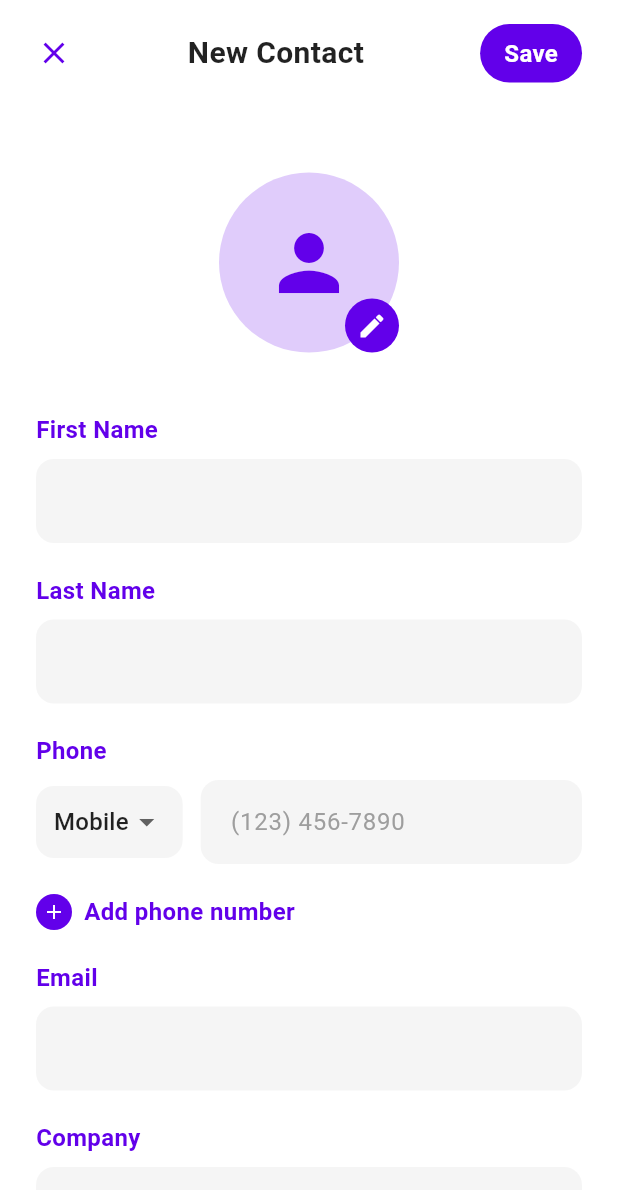
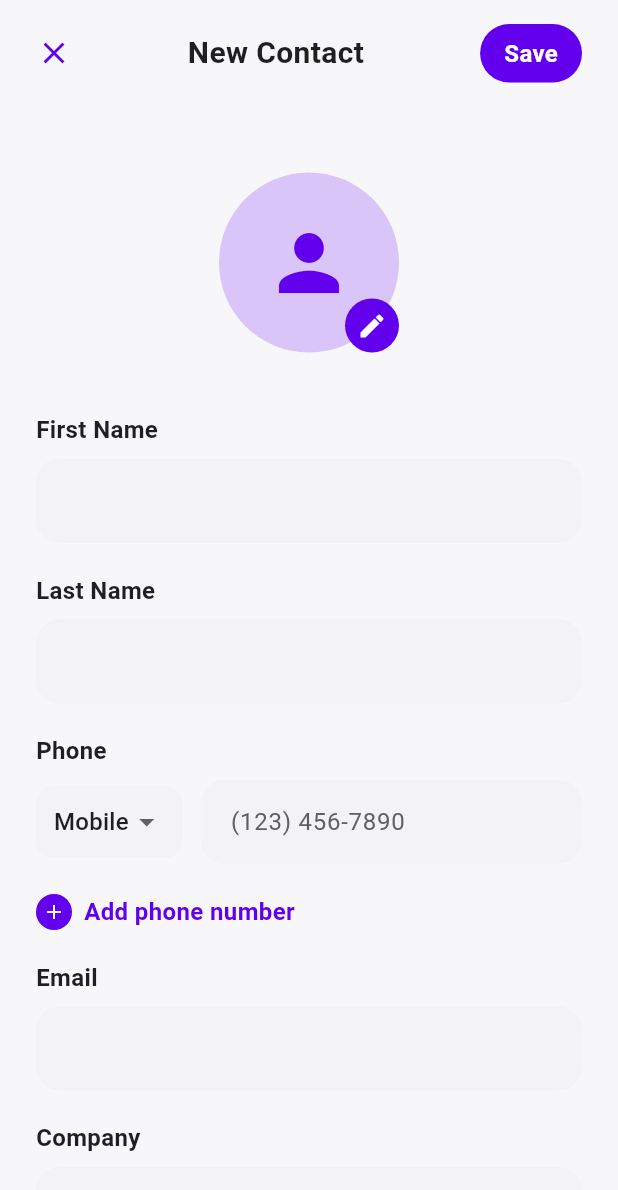
Before and after one commit to ksrigo/rp_flutter_siprix, a Flutter app: the ContactForm screen opened directly, on a phone screen of 412 x 824 dp. Shown: the top 1190 px of the screen. Run offline on Flutter 3.47's test engine with Material 3 defaults, Android fonts, the phone set to English and light mode, and no system bars; our stand-ins replace connectivity_plus, dio, firebase_core, firebase_messaging, flutter_contacts, flutter_riverpod and 7 more; missing offline and left inert: dart_jsonwebtoken, siprix_voip_sdk; accounts and stored records are empty.

Commit message:
Dark theme OK

```diff
--- a/lib/core/theme/app_theme.dart
+++ b/lib/core/theme/app_theme.dart
@@ -2,25 +2,35 @@ import 'package:flutter/material.dart';
 import 'package:flutter/services.dart';
 
 class AppTheme {
-  // Brand color palette
-  static const Color primary = Color(0xFF6200EA);
-  static const Color secondary = Color(0xFF8B5CF6);
-  static const Color accent = Color(0xFFA855F7);
-  static const Color error = Color(0xFFEF4444);
-  static const Color info = Color(0xFF3B82F6);
-  static const Color success = Color(0xFF10B981);
-  static const Color warning = Color(0xFFF59E0B);
-  static const Color background = Color(0xFFF7F6F6);
-  static const Color surface = Color(0xFFFFFFFF);
-  static const Color surfaceVariant = Color(0xFFF8FAFC);
-  static const Color onSurface = Color(0xFF1F2937);
-  static const Color onSurfaceVariant = Color(0xFF6B7280);
+  // Light Theme Colors
+  static const Color primary = Color(0xFF6200EE); // Deep Purple
+  static const Color primaryVariant = Color(0xFF7C4DFF);
+  static const Color secondary = Color(0xFF9C27B0); // Vivid Purple
+  static const Color accent = Color(0xFFB388FF); // Soft Lavender highlight
+  static const Color background = Color(0xFFF7F6F9); // Near-white gray
+  static const Color surface = Color(0xFFFFFFFF); // Cards, panels
+  static const Color surfaceVariant = Color(0xFFF2F2F7);
+  static const Color onSurface = Color(0xFF1F1F1F); // Text/icons
+  static const Color onSurfaceVariant = Color(0xFF606060); // Secondary text
+  static const Color error = Color(0xFFD32F2F);
+  static const Color info = Color(0xFF2962FF);
+  static const Color success = Color(0xFF2E7D32);
+  static const Color warning = Color(0xFFED6C02);
 
-  // Dark theme variants
-  static const Color backgroundDark = Color(0xFF121212);
-  static const Color surfaceDark = Color(0xFF1E1E1E);
-  static const Color onSurfaceDark = Color(0xFFE5E7EB);
-  static const Color onSurfaceVariantDark = Color(0xFF9CA3AF);
+  // Dark Theme Colors
+  static const Color primaryDark = Color(0xFFBB86FC); // Soft Purple glow
+  static const Color primaryVariantDark = Color(0xFF985EFF);
+  static const Color secondaryDark = Color(0xFF7C4DFF);
+  static const Color accentDark = Color(0xFFC792EA); // Lavender accent
+  static const Color backgroundDark = Color(0xFF0F172A); // Dark Navy-Gray
+  static const Color surfaceDark = Color(0xFF1E1E2E); // Panels, cards
+  static const Color surfaceVariantDark = Color(0xFF2A2A3C);
+  static const Color onSurfaceDark = Color(0xFFFFFFFF); // Text/icons
+  static const Color onSurfaceVariantDark = Color(0xFFA0A0B2); // Secondary text
+  static const Color errorDark = Color(0xFFCF6679);
+  static const Color infoDark = Color(0xFF82B1FF);
+  static const Color successDark = Color(0xFF66BB6A);
+  static const Color warningDark = Color(0xFFFFB74D);
 
   static ThemeData get lightTheme {
     const colorScheme = ColorScheme.light(
@@ -28,8 +38,9 @@ class AppTheme {
       primaryContainer: accent,
       secondary: secondary,
       secondaryContainer: surfaceVariant,
-      surface: background,
+      surface: surface,
       surfaceContainerHighest: surfaceVariant,
+      background: background,
       error: error,
       onPrimary: Colors.white,
       onPrimaryContainer: onSurface,
@@ -121,7 +132,7 @@ class AppTheme {
       // Input Decoration Theme
       inputDecorationTheme: InputDecorationTheme(
         filled: true,
-        fillColor: background,
+        fillColor: surface,
         border: OutlineInputBorder(
           borderRadius: BorderRadius.circular(8),
           borderSide: const BorderSide(color: Color(0xFFD1D5DB)),
@@ -183,13 +194,14 @@ class AppTheme {
 
   static ThemeData get darkTheme {
     const colorScheme = ColorScheme.dark(
-      primary: secondary,
-      primaryContainer: accent,
-      secondary: accent,
-      secondaryContainer: Color(0xFF4C1D95),
-      surface: backgroundDark,
-      surfaceContainerHighest: Color(0xFF2D2D2D),
-      error: error,
+      primary: primaryDark,
+      primaryContainer: accentDark,
+      secondary: secondaryDark,
+      secondaryContainer: surfaceVariantDark,
+      surface: surfaceDark,
+      surfaceContainerHighest: surfaceVariantDark,
+      background: backgroundDark,
+      error: errorDark,
       onPrimary: Colors.black,
       onPrimaryContainer: onSurfaceDark,
       onSecondary: Colors.white,
@@ -223,7 +235,7 @@ class AppTheme {
       // Bottom Navigation Bar Theme
       bottomNavigationBarTheme: const BottomNavigationBarThemeData(
         backgroundColor: surfaceDark,
-        selectedItemColor: secondary,
+        selectedItemColor: primaryDark,
         unselectedItemColor: onSurfaceVariantDark,
         type: BottomNavigationBarType.fixed,
         elevation: 8,
@@ -245,10 +257,10 @@ class AppTheme {
       // Elevated Button Theme
       elevatedButtonTheme: ElevatedButtonThemeData(
         style: ElevatedButton.styleFrom(
-          backgroundColor: secondary,
+          backgroundColor: primaryDark,
           foregroundColor: Colors.black,
           elevation: 2,
-          shadowColor: secondary.withValues(alpha: 0.3),
+          shadowColor: primaryDark.withValues(alpha: 0.3),
           shape: RoundedRectangleBorder(borderRadius: BorderRadius.circular(8)),
           padding: const EdgeInsets.symmetric(horizontal: 24, vertical: 12),
           textStyle: const TextStyle(
@@ -261,7 +273,7 @@ class AppTheme {
       // Text Button Theme
       textButtonTheme: TextButtonThemeData(
         style: TextButton.styleFrom(
-          foregroundColor: secondary,
+          foregroundColor: primaryDark,
           shape: RoundedRectangleBorder(borderRadius: BorderRadius.circular(8)),
           padding: const EdgeInsets.symmetric(horizontal: 16, vertical: 8),
         ),
@@ -270,8 +282,8 @@ class AppTheme {
       // Outlined Button Theme
       outlinedButtonTheme: OutlinedButtonThemeData(
         style: OutlinedButton.styleFrom(
-          foregroundColor: secondary,
-          side: const BorderSide(color: secondary),
+          foregroundColor: primaryDark,
+          side: const BorderSide(color: primaryDark),
           shape: RoundedRectangleBorder(borderRadius: BorderRadius.circular(8)),
           padding: const EdgeInsets.symmetric(horizontal: 24, vertical: 12),
         ),
@@ -280,7 +292,7 @@ class AppTheme {
       // Input Decoration Theme
       inputDecorationTheme: InputDecorationTheme(
         filled: true,
-        fillColor: const Color(0xFF2D2D2D),
+        fillColor: surfaceVariantDark,
         border: OutlineInputBorder(
           borderRadius: BorderRadius.circular(8),
           borderSide: const BorderSide(color: Color(0xFF4B5563)),
@@ -291,11 +303,11 @@ class AppTheme {
         ),
         focusedBorder: OutlineInputBorder(
           borderRadius: BorderRadius.circular(8),
-          borderSide: const BorderSide(color: secondary, width: 2),
+          borderSide: const BorderSide(color: primaryDark, width: 2),
         ),
         errorBorder: OutlineInputBorder(
           borderRadius: BorderRadius.circular(8),
-          borderSide: const BorderSide(color: error),
+          borderSide: const BorderSide(color: errorDark),
         ),
         contentPadding:
             const EdgeInsets.symmetric(horizontal: 16, vertical: 12),
@@ -303,7 +315,7 @@ class AppTheme {
 
       // Floating Action Button Theme
       floatingActionButtonTheme: const FloatingActionButtonThemeData(
-        backgroundColor: secondary,
+        backgroundColor: primaryDark,
         foregroundColor: Colors.black,
         elevation: 4,
         shape: CircleBorder(),
@@ -313,13 +325,13 @@ class AppTheme {
       switchTheme: SwitchThemeData(
         thumbColor: WidgetStateProperty.resolveWith((states) {
           if (states.contains(WidgetState.selected)) {
-            return secondary;
+            return primaryDark;
           }
           return onSurfaceVariantDark;
         }),
         trackColor: WidgetStateProperty.resolveWith((states) {
           if (states.contains(WidgetState.selected)) {
-            return secondary.withValues(alpha: 0.5);
+            return primaryDark.withValues(alpha: 0.5);
           }
           return const Color(0xFF374151);
         }),
--- a/lib/features/contacts/presentation/widgets/contact_form.dart
+++ b/lib/features/contacts/presentation/widgets/contact_form.dart
@@ -131,7 +131,8 @@ class _ContactFormState extends State<ContactForm> {
       final authService = AuthService.instance;
       final apiService = ApiService.instance;
 
-      if (!authService.isAuthenticated || authService.extensionDetails == null) {
+      if (!authService.isAuthenticated ||
+          authService.extensionDetails == null) {
         throw Exception('Not authenticated');
       }
 
@@ -142,10 +143,12 @@ class _ContactFormState extends State<ContactForm> {
         "last_name": _lastNameController.text.trim(),
         "company": _companyController.text.trim(),
         "notes": _notesController.text.trim(),
-        "numbers": validPhones.map((phone) => {
-          "type": phone.type.toLowerCase(),
-          "number": phone.controller.text.trim(),
-        }).toList(),
+        "numbers": validPhones
+            .map((phone) => {
+                  "type": phone.type.toLowerCase(),
+                  "number": phone.controller.text.trim(),
+                })
+            .toList(),
         "email": _emailController.text.trim(),
       };
 
@@ -167,27 +170,33 @@ class _ContactFormState extends State<ContactForm> {
         );
       }
 
-      if (response.statusCode == 200 || response.statusCode == 201 || response.statusCode == 202) {
+      if (response.statusCode == 200 ||
+          response.statusCode == 201 ||
+          response.statusCode == 202) {
         // Success - refresh contacts
         await ContactsService.instance.refreshContacts();
 
         if (mounted) {
           ScaffoldMessenger.of(context).showSnackBar(
             SnackBar(
-              content: Text(isEditMode ? 'Contact updated successfully' : 'Contact saved successfully'),
+              content: Text(isEditMode
+                  ? 'Contact updated successfully'
+                  : 'Contact saved successfully'),
               backgroundColor: Colors.green,
             ),
           );
           widget.onSaved?.call();
         }
       } else {
-        throw Exception('Failed to ${isEditMode ? 'update' : 'save'} contact: ${response.statusCode}');
+        throw Exception(
+            'Failed to ${isEditMode ? 'update' : 'save'} contact: ${response.statusCode}');
       }
     } catch (e) {
       if (mounted) {
         ScaffoldMessenger.of(context).showSnackBar(
           SnackBar(
-            content: Text('Error ${isEditMode ? 'updating' : 'saving'} contact: $e'),
+            content:
+                Text('Error ${isEditMode ? 'updating' : 'saving'} contact: $e'),
             backgroundColor: Colors.red,
           ),
         );
@@ -209,7 +218,8 @@ class _ContactFormState extends State<ContactForm> {
       context: context,
       builder: (context) => AlertDialog(
         title: const Text('Delete Contact'),
-        content: Text('Are you sure you want to delete ${widget.contact!.formattedName}?'),
+        content: Text(
+            'Are you sure you want to delete ${widget.contact!.formattedName}?'),
         actions: [
           TextButton(
             onPressed: () => Navigator.of(context).pop(false),
@@ -275,7 +285,7 @@ class _ContactFormState extends State<ContactForm> {
   @override
   Widget build(BuildContext context) {
     return Scaffold(
-      backgroundColor: Colors.white,
+      backgroundColor: Theme.of(context).colorScheme.background,
       body: SafeArea(
         child: Column(
           children: [
@@ -343,8 +353,8 @@ class _ContactFormState extends State<ContactForm> {
   Widget _buildHeader() {
     return Container(
       padding: const EdgeInsets.symmetric(horizontal: 24, vertical: 16),
-      decoration: const BoxDecoration(
-        color: Colors.white,
+      decoration: BoxDecoration(
+        color: Theme.of(context).colorScheme.background,
       ),
       child: Row(
         children: [
@@ -360,10 +370,10 @@ class _ContactFormState extends State<ContactForm> {
             child: Text(
               isEditMode ? 'Edit Contact' : 'New Contact',
               textAlign: TextAlign.center,
-              style: const TextStyle(
+              style: TextStyle(
                 fontSize: 20,
                 fontWeight: FontWeight.w600,
-                color: Colors.black87,
+                color: Theme.of(context).colorScheme.onSurface,
               ),
             ),
           ),
@@ -372,7 +382,9 @@ class _ContactFormState extends State<ContactForm> {
             child: Container(
               padding: const EdgeInsets.symmetric(horizontal: 16, vertical: 8),
               decoration: BoxDecoration(
-                color: _isSaving ? Colors.grey : Theme.of(context).colorScheme.primary,
+                color: _isSaving
+                    ? Colors.grey
+                    : Theme.of(context).colorScheme.primary,
                 borderRadius: BorderRadius.circular(20),
               ),
               child: _isSaving
@@ -407,7 +419,8 @@ class _ContactFormState extends State<ContactForm> {
             width: 120,
             height: 120,
             decoration: BoxDecoration(
-              color: Theme.of(context).colorScheme.primary.withValues(alpha: 0.2),
+              color:
+                  Theme.of(context).colorScheme.primary.withValues(alpha: 0.2),
               shape: BoxShape.circle,
             ),
             child: Icon(
@@ -454,7 +467,7 @@ class _ContactFormState extends State<ContactForm> {
           style: TextStyle(
             fontSize: 16,
             fontWeight: FontWeight.w600,
-            color: Theme.of(context).colorScheme.primary,
+            color: Theme.of(context).colorScheme.onSurface,
           ),
         ),
         const SizedBox(height: 8),
@@ -466,20 +479,20 @@ class _ContactFormState extends State<ContactForm> {
           decoration: InputDecoration(
             hintText: hintText,
             hintStyle: TextStyle(
-              color: Colors.grey.shade500,
+              color: Theme.of(context).colorScheme.onSurfaceVariant,
             ),
             filled: true,
-            fillColor: Colors.grey.shade100,
+            fillColor: Theme.of(context).colorScheme.surfaceContainerHighest,
             border: OutlineInputBorder(
-              borderRadius: BorderRadius.circular(12),
+              borderRadius: BorderRadius.circular(16),
               borderSide: BorderSide.none,
             ),
             enabledBorder: OutlineInputBorder(
-              borderRadius: BorderRadius.circular(12),
+              borderRadius: BorderRadius.circular(16),
               borderSide: BorderSide.none,
             ),
             focusedBorder: OutlineInputBorder(
-              borderRadius: BorderRadius.circular(12),
+              borderRadius: BorderRadius.circular(16),
               borderSide: BorderSide(
                 color: Theme.of(context).colorScheme.primary,
                 width: 2,
@@ -511,7 +524,7 @@ class _ContactFormState extends State<ContactForm> {
           style: TextStyle(
             fontSize: 16,
             fontWeight: FontWeight.w600,
-            color: Theme.of(context).colorScheme.primary,
+            color: Theme.of(context).colorScheme.onSurface,
           ),
         ),
         const SizedBox(height: 8),
@@ -564,7 +577,7 @@ class _ContactFormState extends State<ContactForm> {
         Container(
           padding: const EdgeInsets.symmetric(horizontal: 12),
           decoration: BoxDecoration(
-            color: Colors.grey.shade100,
+            color: Theme.of(context).colorScheme.surfaceContainerHighest,
             borderRadius: BorderRadius.circular(12),
           ),
           child: DropdownButtonHideUnderline(
@@ -580,13 +593,14 @@ class _ContactFormState extends State<ContactForm> {
                   value: type,
                   child: Text(
                     type,
-                    style: const TextStyle(
+                    style: TextStyle(
                       fontSize: 16,
-                      color: Colors.black87,
+                      color: Theme.of(context).colorScheme.onSurface,
                     ),
                   ),
                 );
               }).toList(),
+              dropdownColor: Theme.of(context).colorScheme.surfaceContainerHighest,
             ),
           ),
         ),
@@ -599,20 +613,20 @@ class _ContactFormState extends State<ContactForm> {
             decoration: InputDecoration(
               hintText: '(123) 456-7890',
               hintStyle: TextStyle(
-                color: Colors.grey.shade500,
+                color: Theme.of(context).colorScheme.onSurfaceVariant,
               ),
               filled: true,
-              fillColor: Colors.grey.shade100,
+              fillColor: Theme.of(context).colorScheme.surfaceContainerHighest,
               border: OutlineInputBorder(
-                borderRadius: BorderRadius.circular(12),
+                borderRadius: BorderRadius.circular(16),
                 borderSide: BorderSide.none,
               ),
               enabledBorder: OutlineInputBorder(
-                borderRadius: BorderRadius.circular(12),
+                borderRadius: BorderRadius.circular(16),
                 borderSide: BorderSide.none,
               ),
               focusedBorder: OutlineInputBorder(
-                borderRadius: BorderRadius.circular(12),
+                borderRadius: BorderRadius.circular(16),
                 borderSide: BorderSide(
                   color: Theme.of(context).colorScheme.primary,
                   width: 2,
```
Also changed, not shown: lib/core/services/navigation_service.dart (+129 -90 lines), lib/features/contacts/presentation/screens/contacts_page.dart (+15 -12 lines), lib/features/dialpad/presentation/screens/dialpad_screen.dart (+10 -10 lines), lib/features/recents/presentation/screens/recents_screen.dart (+55 -25 lines).
